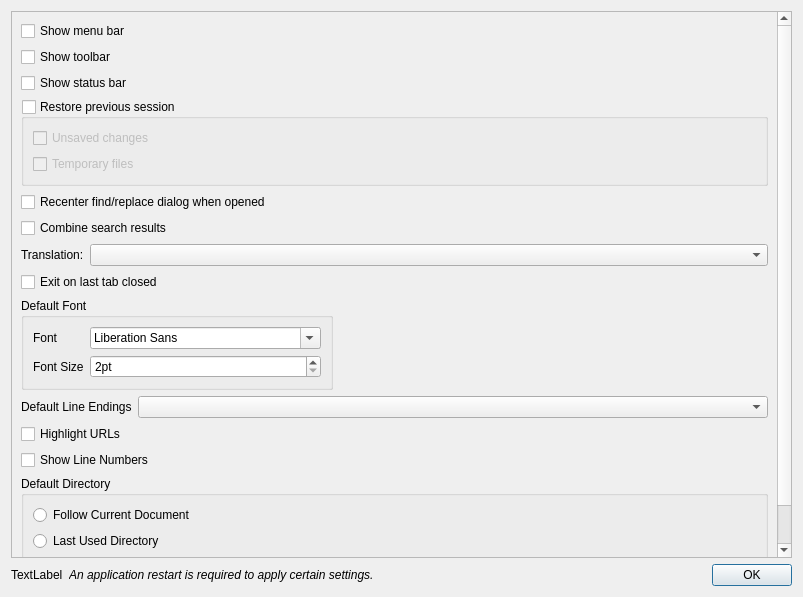
Old version of the form src/dialogs/PreferencesDialog.ui in the repository dail8859/NotepadNext.
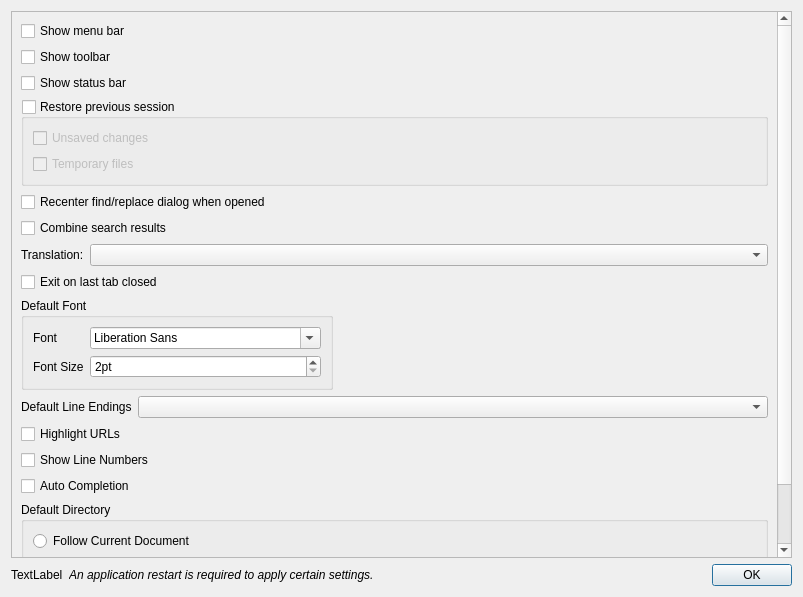
New version of the form.

Commit message: Add auto-completion toggle setting (#1068)

Diff of the .ui file:
```diff
--- a/src/dialogs/PreferencesDialog.ui
+++ b/src/dialogs/PreferencesDialog.ui
@@ -208,6 +208,13 @@
          </property>
         </widget>
        </item>
+       <item>
+        <widget class="QCheckBox" name="checkBoxAutoCompletion">
+         <property name="text">
+          <string>Auto Completion</string>
+         </property>
+        </widget>
+       </item>
        <item>
         <widget class="QGroupBox" name="groupBox_2">
          <property name="title">
```
The commit also changes 4 other files.
